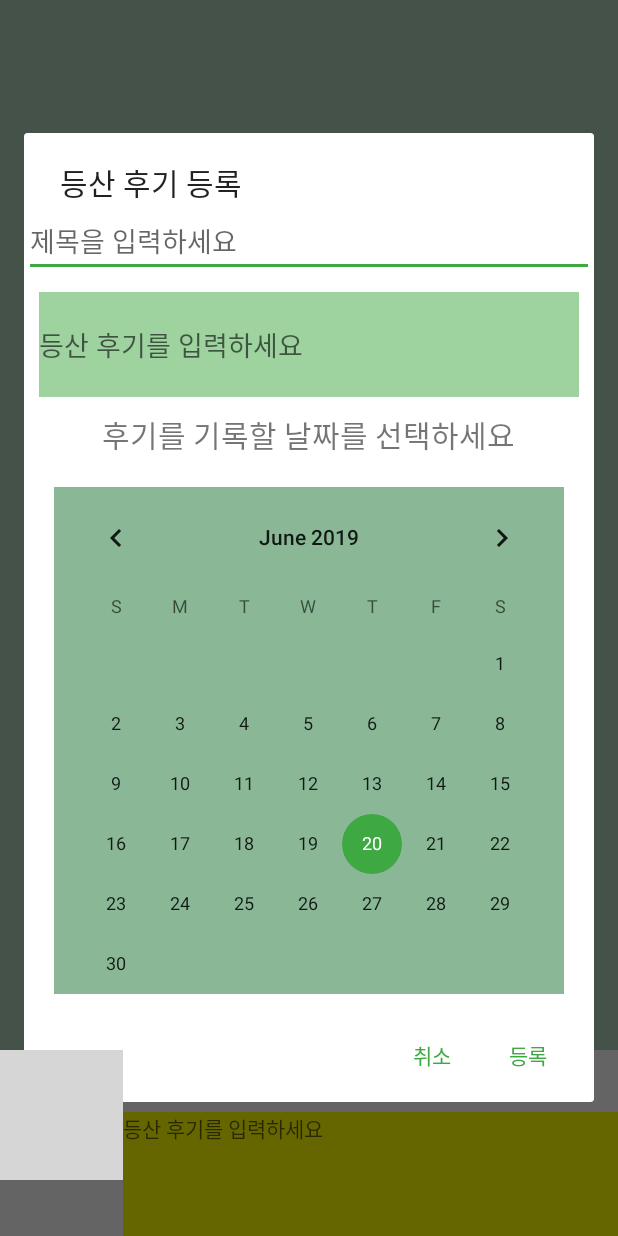
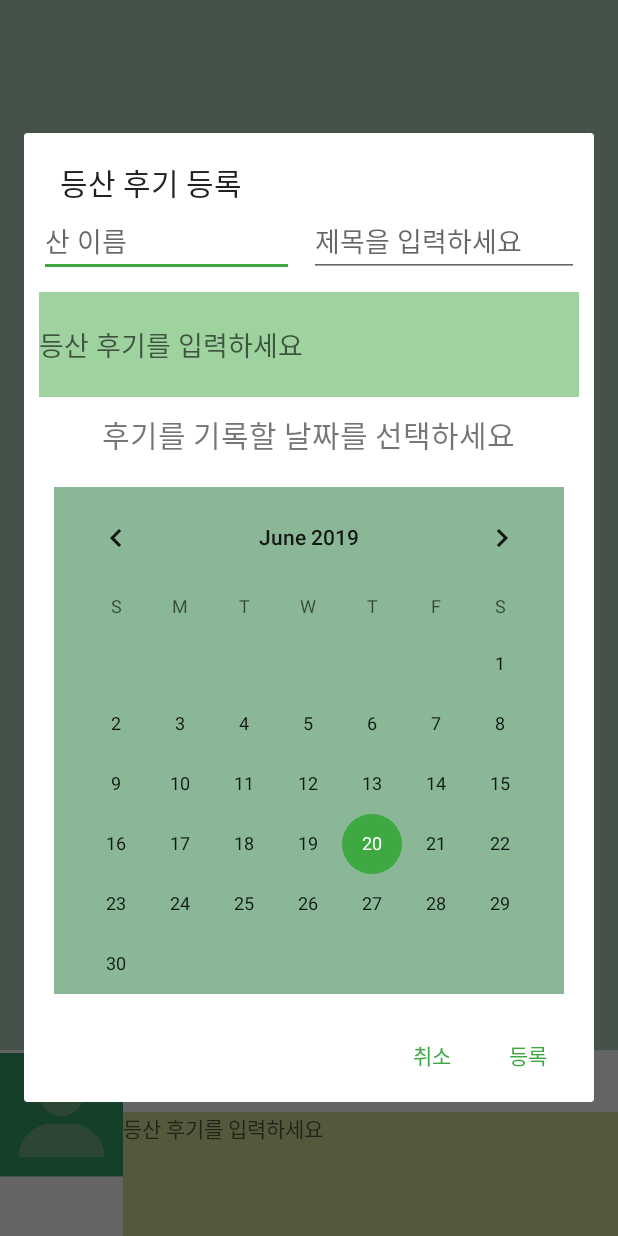
Before and after one commit to funny0601/FinalHHProject, an Android app: the tab5 screen opened directly, with no data from a screen before it, after a tap on an icon or button, on a phone screen of 412 x 824 dp. Run offline under Robolectric (Android 15) with nearby library versions, the phone set to English and light mode, and no system bars; 1 statement that could not run was skipped; grey boxes are pictures that could not be loaded.

Commit message:
tab5 산 수정까지 끝

```diff
--- a/app/src/main/java/com/example/seyoung/finalhhproject/tab2.java
+++ b/app/src/main/java/com/example/seyoung/finalhhproject/tab2.java
@@ -282,7 +282,7 @@ public class tab2 extends Activity {
 
         btnSearch = (ImageButton) findViewById(R.id.btnSearch);
         btnInit = (ImageButton) findViewById(R.id.btnInit);
-        listview = (ListView) findViewById(R.id.listview1);
+       //listview = (ListView) findViewById(R.id.listview1);
 
         keyword = null;
 
@@ -366,8 +366,8 @@ public class tab2 extends Activity {
                             mnt = xpp.getText();
                             System.out.println("hello mountain name is" + mnt);
                             mymountain = mnt;
-
-                            selectedMounts.add(new selectedMount(mymountain));
+                            selectedMount stm = new selectedMount(mymountain);
+                            selectedMounts.add(stm);
 
                             for (int i = 0; i < selectedMounts.size(); i++) {
                                 System.out.println(selectedMounts.get(i).getMnt());
@@ -394,12 +394,13 @@ public class tab2 extends Activity {
                 System.out.println(randomNum);
 
                 selectedMounts.get(randomNum).setSelected(true);
+                System.out.println(selectedMounts.get(randomNum).isSelected());
                 // 구글맵 띄우기
-                Intent mapIntent1 = new Intent(Intent.ACTION_VIEW, Uri.parse("geo:0,0?q=" + selectedMounts.get(randomNum).getMnt().toString()));
-                startActivity(mapIntent1);
+                //Intent mapIntent1 = new Intent(Intent.ACTION_VIEW, Uri.parse("geo:0,0?q=" + selectedMounts.get(randomNum).getMnt().toString()));
+                //startActivity(mapIntent1);
 
-
-                listview.setAdapter(adapter);//리스트뷰에 붙이기
+                Toast.makeText(tab2.this, selectedMounts.get(randomNum).getMnt(), Toast.LENGTH_LONG).show();
+                //listview.setAdapter(adapter);//리스트뷰에 붙이기
             } catch (Exception e) {
 
             }
--- a/app/src/main/java/com/example/seyoung/finalhhproject/tab5.java
+++ b/app/src/main/java/com/example/seyoung/finalhhproject/tab5.java
@@ -23,7 +23,7 @@ import android.widget.ListView;
 import android.widget.SimpleAdapter;
 import android.widget.TextView;
 import android.widget.Toast;
-
+import com.example.seyoung.finalhhproject.tab2;
 import org.w3c.dom.Text;
 
 import java.io.BufferedInputStream;
@@ -52,15 +52,17 @@ public class tab5 extends Activity {
     ImageView imgView;
     TextView review, selected;
     View review_Text, review_Full;
-    EditText title, content;
+    EditText title, content, mntName;
     TextView content_review, date1;
     int selectYear, selectMonth, selectDay;
     String date;
     CalendarView cv;
     ListView list;
     int p;
-    ArrayList<selectedMount> selectedMounts = new ArrayList<selectedMount>();
+
+    //ArrayList<selectedMount> selectedMounts = new ArrayList<selectedMount>();
     ArrayList<DiarySave> dsArray = new ArrayList<DiarySave>();
+    ImageButton refresh;
 
     protected void onCreate(final Bundle savedInstanceState) {
         super.onCreate(savedInstanceState);
@@ -79,6 +81,7 @@ public class tab5 extends Activity {
         imgView = (ImageView) findViewById(R.id.profile);
         review = (TextView) findViewById(R.id.review);
         selected = (TextView) findViewById(R.id.selected);
+
 
         StringBuffer buffer= new StringBuffer();
 
@@ -130,9 +133,6 @@ public class tab5 extends Activity {
 
 
 
-
-
-
         list.setOnItemClickListener(new AdapterView.OnItemClickListener() {
             String title_mini;
 
@@ -145,6 +145,7 @@ public class tab5 extends Activity {
                 AlertDialog.Builder dlg2 = new AlertDialog.Builder(tab5.this);
                 dlg2.setTitle(title_mini);
                 dlg2.setView(review_Full);
+
                 content_review = (TextView) review_Full.findViewById(R.id.content2);
                 date1 = (TextView)review_Full.findViewById(R.id.date1);
                 date1.setText(diaryList.get(position).get("날짜"));
@@ -173,6 +174,7 @@ public class tab5 extends Activity {
                 dlg.setTitle("등산 후기 등록");
                 dlg.setView(review_Text);
                 cv = (CalendarView) review_Text.findViewById(R.id.calendar);
+                mntName = (EditText) review_Text.findViewById(R.id.mntName);
 
                 cv.setOnDateChangeListener(new CalendarView.OnDateChangeListener() {
                     @Override
@@ -187,6 +189,7 @@ public class tab5 extends Activity {
                     public void onClick(DialogInterface dialog, int which) {
                         // 다이얼로그에 입력한 내용 받아서 DiarySave 클래스에 넣고, 거기에 저장한 정보 다시 가져와서 리스트에 동적 추가
                         title = (EditText) review_Text.findViewById(R.id.title);
+                        selected.setText(mntName.getText().toString());
                         String mnt_name = selected.getText().toString();
                         content = (EditText) review_Text.findViewById(R.id.content);
                         date = Integer.toString(selectYear) + "년 " + Integer.toString(selectMonth) + "월 " + Integer.toString(selectDay) + "일";
--- /dev/null
+++ b/app/src/main/res/drawable/ic_autorenew_black_24dp.xml
@@ -0,0 +1,5 @@
+<vector android:height="24dp" android:tint="#3EA843"
+    android:viewportHeight="24.0" android:viewportWidth="24.0"
+    android:width="24dp" xmlns:android="http://schemas.android.com/apk/res/android">
+    <path android:fillColor="#FF000000" android:pathData="M12,6v3l4,-4 -4,-4v3c-4.42,0 -8,3.58 -8,8 0,1.57 0.46,3.03 1.24,4.26L6.7,14.8c-0.45,-0.83 -0.7,-1.79 -0.7,-2.8 0,-3.31 2.69,-6 6,-6zM18.76,7.74L17.3,9.2c0.44,0.84 0.7,1.79 0.7,2.8 0,3.31 -2.69,6 -6,6v-3l-4,4 4,4v-3c4.42,0 8,-3.58 8,-8 0,-1.57 -0.46,-3.03 -1.24,-4.26z"/>
+</vector>
--- a/app/src/main/res/layout/tab2_frame.xml
+++ b/app/src/main/res/layout/tab2_frame.xml
@@ -16,8 +16,7 @@
         android:layout_width="match_parent"
         android:layout_height="wrap_content"
         android:background="#8064A176"
-        android:text="산에 대한 부가적인 정보를 선택하여
-        지금 내가 등산하고 싶은 산을 추천 받아보세요." />
+        android:text="산에 대한 부가적인 정보를 선택하여 지금 내가 등산하고 싶은 산을 추천 받아보세요." />
 
     <LinearLayout
         android:layout_width="match_parent"
--- a/app/src/main/res/layout/tab5_diary_frame.xml
+++ b/app/src/main/res/layout/tab5_diary_frame.xml
@@ -2,17 +2,38 @@
 <LinearLayout xmlns:android="http://schemas.android.com/apk/res/android"
     android:layout_width="match_parent"
     android:layout_height="match_parent"
-    android:orientation="vertical"
-    android:weightSum = "10">
+    android:orientation="vertical">
 
-    <EditText
+    <LinearLayout
         android:layout_width="match_parent"
         android:layout_height="wrap_content"
-        android:id="@+id/title"
-        android:hint="제목을 입력하세요"
-        android:inputType="text"
-        android:maxLines="1"
-        android:maxLength="6"/>
+        android:orientation="horizontal"
+        android:weightSum="2">
+        <EditText
+            android:layout_marginLeft="10dp"
+            android:layout_marginRight="10dp"
+            android:layout_width="match_parent"
+            android:layout_height="wrap_content"
+            android:id="@+id/mntName"
+            android:hint="산 이름"
+            android:inputType="text"
+            android:maxLines="1"
+            android:maxLength="4"
+            android:layout_weight="1"/>
+
+        <EditText
+            android:layout_marginRight="10dp"
+            android:layout_width="match_parent"
+            android:layout_height="wrap_content"
+            android:id="@+id/title"
+            android:hint="제목을 입력하세요"
+            android:inputType="text"
+            android:maxLines="1"
+            android:maxLength="6"
+            android:layout_weight="1"/>
+
+    </LinearLayout>
+
 
     <EditText
         android:id="@+id/content"
--- a/app/src/main/res/layout/tab5_frame.xml
+++ b/app/src/main/res/layout/tab5_frame.xml
@@ -57,25 +57,27 @@
                 android:layout_gravity="center"
                 android:layout_weight="1"
                 android:orientation="horizontal"
-                android:weightSum="2">
+                android:weightSum="10">
 
                 <TextView
-                    android:layout_width="match_parent"
+                    android:layout_width="0dp"
                     android:layout_height="match_parent"
                     android:layout_gravity="center"
-                    android:layout_weight="1"
+                    android:layout_weight="5"
                     android:text="산 이름"
                     android:textAlignment="center"
                     android:textSize="20dp" />
 
                 <TextView
-                    android:layout_width="match_parent"
+                    android:layout_width="0dp"
                     android:layout_height="match_parent"
-                    android:layout_weight="1"
-                    android:text="도봉산"
+                    android:layout_weight="5"
+                    android:text="등록하여 수정"
                     android:id="@+id/selected"
                     android:textAlignment="center"
                     android:textSize="20dp" />
+
+
             </LinearLayout>
 
             <TextView
@@ -83,7 +85,7 @@
                 android:layout_width="match_parent"
                 android:layout_height="0dp"
                 android:layout_weight="2"
-                android:background="#ffff00"
+                android:background="#80a4c639"
                 android:clickable="true"
                 android:hint="등산 후기를 입력하세요"
                 android:inputType="text"
```
Also changed, not shown: app/src/main/res/drawable/dd2.png (added), app/src/main/res/drawable/initbtn.png (added).
